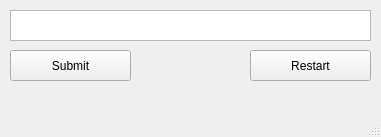
Qt form File Extra/YourBestAssistant1.ui (werisme/YourBestAssistant) before a commit.
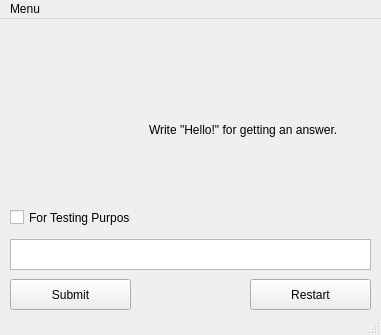
The same form after that commit.

Diff of the .ui file:
```diff
--- a/File Extra/YourBestAssistant1.ui
+++ b/File Extra/YourBestAssistant1.ui
@@ -7,7 +7,7 @@
     <x>0</x>
     <y>0</y>
     <width>381</width>
-    <height>137</height>
+    <height>335</height>
    </rect>
   </property>
   <property name="windowTitle">
@@ -18,7 +18,7 @@
     <property name="geometry">
      <rect>
       <x>10</x>
-      <y>10</y>
+      <y>220</y>
       <width>361</width>
       <height>31</height>
      </rect>
@@ -28,7 +28,7 @@
     <property name="geometry">
      <rect>
       <x>10</x>
-      <y>50</y>
+      <y>260</y>
       <width>121</width>
       <height>31</height>
      </rect>
@@ -41,7 +41,7 @@
     <property name="geometry">
      <rect>
       <x>250</x>
-      <y>50</y>
+      <y>260</y>
       <width>121</width>
       <height>31</height>
      </rect>
@@ -50,6 +50,38 @@
      <string>Restart</string>
     </property>
    </widget>
+   <widget class="QCheckBox" name="checkBox">
+    <property name="geometry">
+     <rect>
+      <x>10</x>
+      <y>190</y>
+      <width>121</width>
+      <height>17</height>
+     </rect>
+    </property>
+    <property name="text">
+     <string>For Testing Purposes</string>
+    </property>
+   </widget>
+   <widget class="QWidget" name="verticalLayoutWidget">
+    <property name="geometry">
+     <rect>
+      <x>149</x>
+      <y>10</y>
+      <width>221</width>
+      <height>201</height>
+     </rect>
+    </property>
+    <layout class="QVBoxLayout" name="verticalLayout">
+     <item>
+      <widget class="QLabel" name="label">
+       <property name="text">
+        <string>Write &quot;Hello!&quot; for getting an answer.</string>
+       </property>
+      </widget>
+     </item>
+    </layout>
+   </widget>
   </widget>
   <widget class="QMenuBar" name="menubar">
    <property name="geometry">
@@ -60,6 +92,14 @@
      <height>21</height>
     </rect>
    </property>
+   <widget class="QMenu" name="menuMenu">
+    <property name="title">
+     <string>Menu</string>
+    </property>
+    <addaction name="actionSubmit"/>
+    <addaction name="actionRestart"/>
+   </widget>
+   <addaction name="menuMenu"/>
   </widget>
   <widget class="QStatusBar" name="statusbar"/>
  </widget>
```
Left out of the diff: 16 changed lines with no effect on the pictures.
